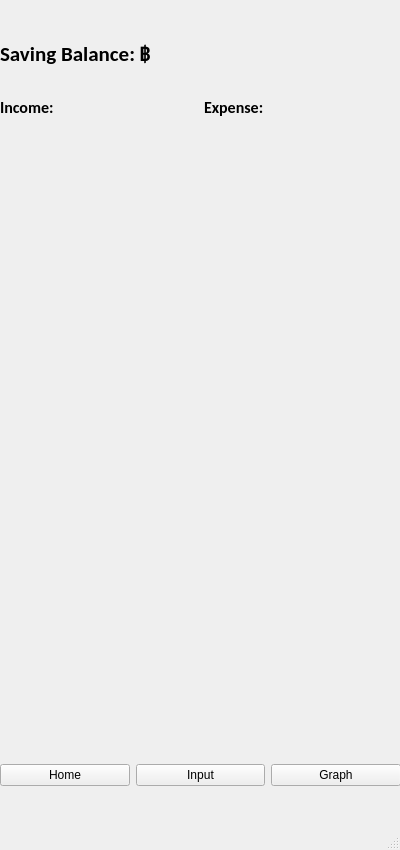
Qt form UiForm_Backup.ui (nontharatbang/Project_SEP_MoneyManagement) before a commit.
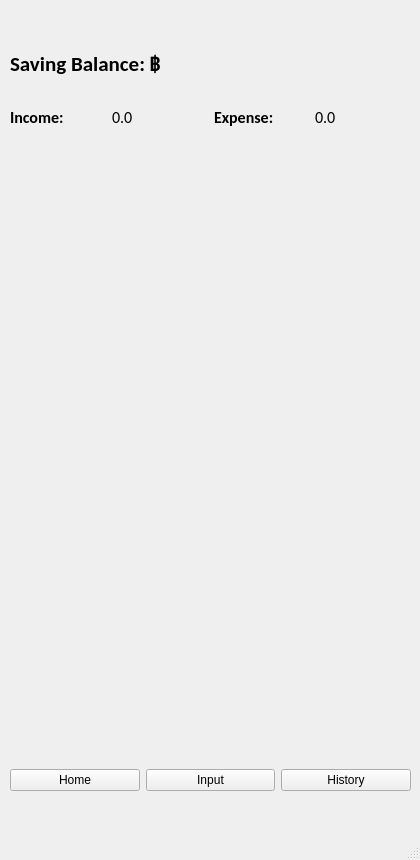
The same form after that commit.

```diff
--- a/UiForm_Backup.ui
+++ b/UiForm_Backup.ui
@@ -6,8 +6,8 @@
    <rect>
     <x>0</x>
     <y>0</y>
-    <width>400</width>
-    <height>850</height>
+    <width>420</width>
+    <height>860</height>
    </rect>
   </property>
   <property name="windowTitle">
@@ -17,10 +17,10 @@
    <widget class="QWidget" name="verticalLayoutWidget_3">
     <property name="geometry">
      <rect>
-      <x>0</x>
-      <y>0</y>
+      <x>10</x>
+      <y>10</y>
       <width>401</width>
-      <height>751</height>
+      <height>741</height>
      </rect>
     </property>
     <layout class="QVBoxLayout" name="verticalLayout_5">
@@ -78,6 +78,19 @@
               </property>
              </widget>
             </item>
+            <item>
+             <widget class="QLabel" name="label_incomeAmount">
+              <property name="font">
+               <font>
+                <family>Calibri</family>
+                <pointsize>12</pointsize>
+               </font>
+              </property>
+              <property name="text">
+               <string>0.0</string>
+              </property>
+             </widget>
+            </item>
             <item>
              <widget class="QLabel" name="label_currentExpense">
               <property name="font">
@@ -96,6 +109,19 @@
               </property>
              </widget>
             </item>
+            <item>
+             <widget class="QLabel" name="label_expenseAmount">
+              <property name="font">
+               <font>
+                <family>Calibri</family>
+                <pointsize>12</pointsize>
+               </font>
+              </property>
+              <property name="text">
+               <string>0.0</string>
+              </property>
+             </widget>
+            </item>
            </layout>
           </item>
          </layout>
@@ -192,10 +218,10 @@
    <widget class="QWidget" name="horizontalLayoutWidget">
     <property name="geometry">
      <rect>
-      <x>0</x>
-      <y>750</y>
+      <x>10</x>
+      <y>760</y>
       <width>401</width>
-      <height>51</height>
+      <height>41</height>
      </rect>
     </property>
     <layout class="QHBoxLayout" name="horizontalLayout_6">
@@ -216,7 +242,7 @@
      <item>
       <widget class="QPushButton" name="pushButton_3">
        <property name="text">
-        <string>Graph</string>
+        <string>History</string>
        </property>
       </widget>
      </item>
```
Left out of the diff: 28 changed lines with no effect on the pictures.
